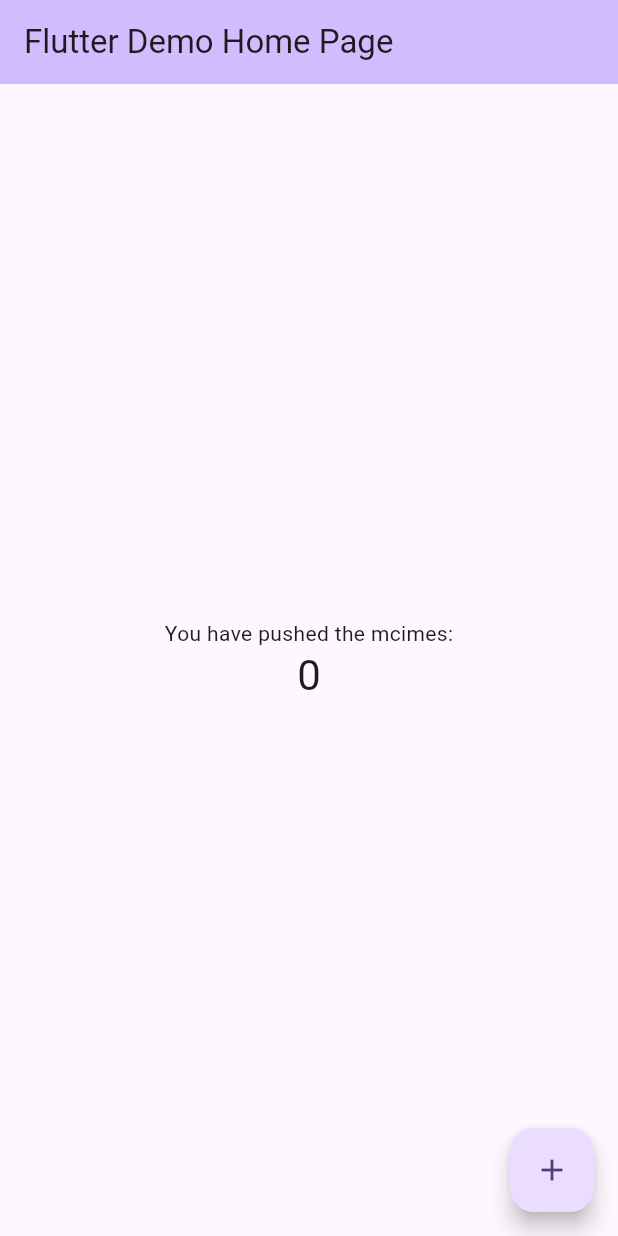
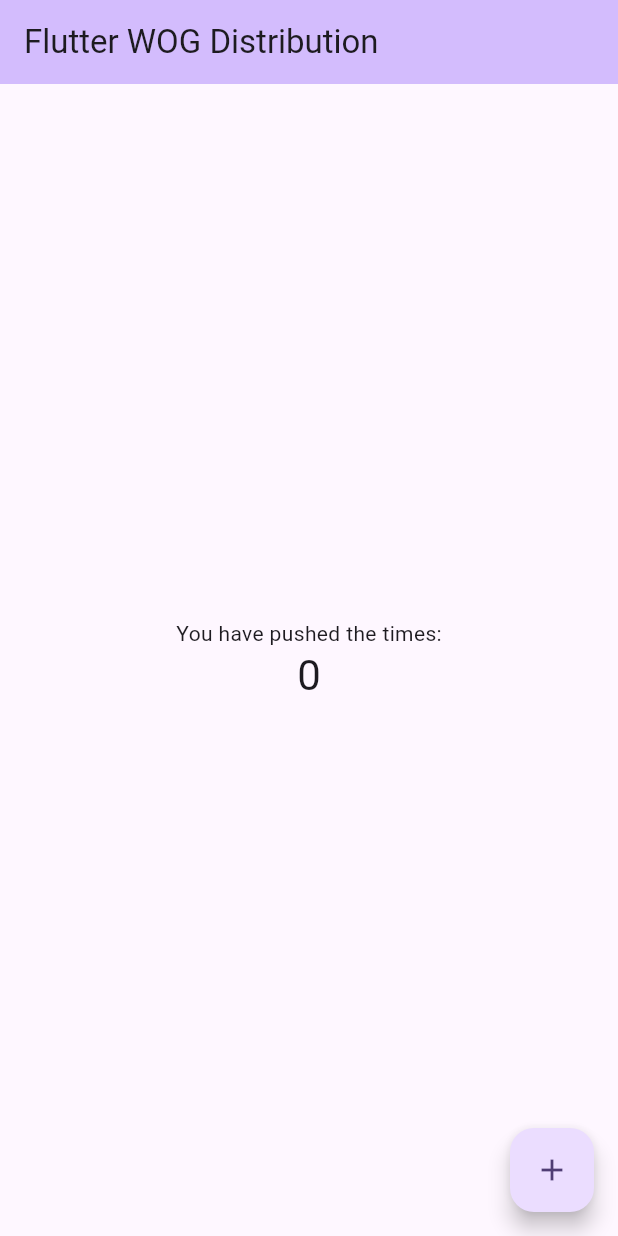
Before and after one commit to codewithhuzaifa/flutter_distribution_wog, a Flutter app: the screen it shows after launch, on a phone screen of 412 x 824 dp. Run offline on Flutter 3.47's test engine with Material 3 defaults, Android fonts, the light colour scheme and no system bars; our stand-ins replace firebase_core; accounts and stored records are empty.

Commit message:
App Title Updated

```diff
--- a/lib/main.dart
+++ b/lib/main.dart
@@ -11,12 +11,12 @@
   @override
   Widget build(BuildContext context) {
     return MaterialApp(
-      title: 'Flutter Demo testig   kk kk kk',
+      title: 'Firbase WOG Distribution',
       theme: ThemeData(
         colorScheme: ColorScheme.fromSeed(seedColor: Colors.deepPurple),
         useMaterial3: true,
       ),
-      home: const MyHomePage(title: 'Flutter Demo Home Page'),
+      home: const MyHomePage(title: 'Flutter WOG Distribution'),
     );
   }
 }
@@ -91,7 +91,7 @@
           mainAxisAlignment: MainAxisAlignment.center,
           children: <Widget>[
             const Text(
-              'You have pushed the mcimes:',
+              'You have pushed the times:',
             ),
             Text(
               '$_counter',
@@ -102,7 +102,7 @@
       ),
       floatingActionButton: FloatingActionButton(
         onPressed: _incrementCounter,
-        tooltip: 'Increment  mjnc',
+        tooltip: 'Increment',
         child: const Icon(Icons.add),
       ), // This trailing comma makes auto-formatting nicer for build methods.
     );
```
